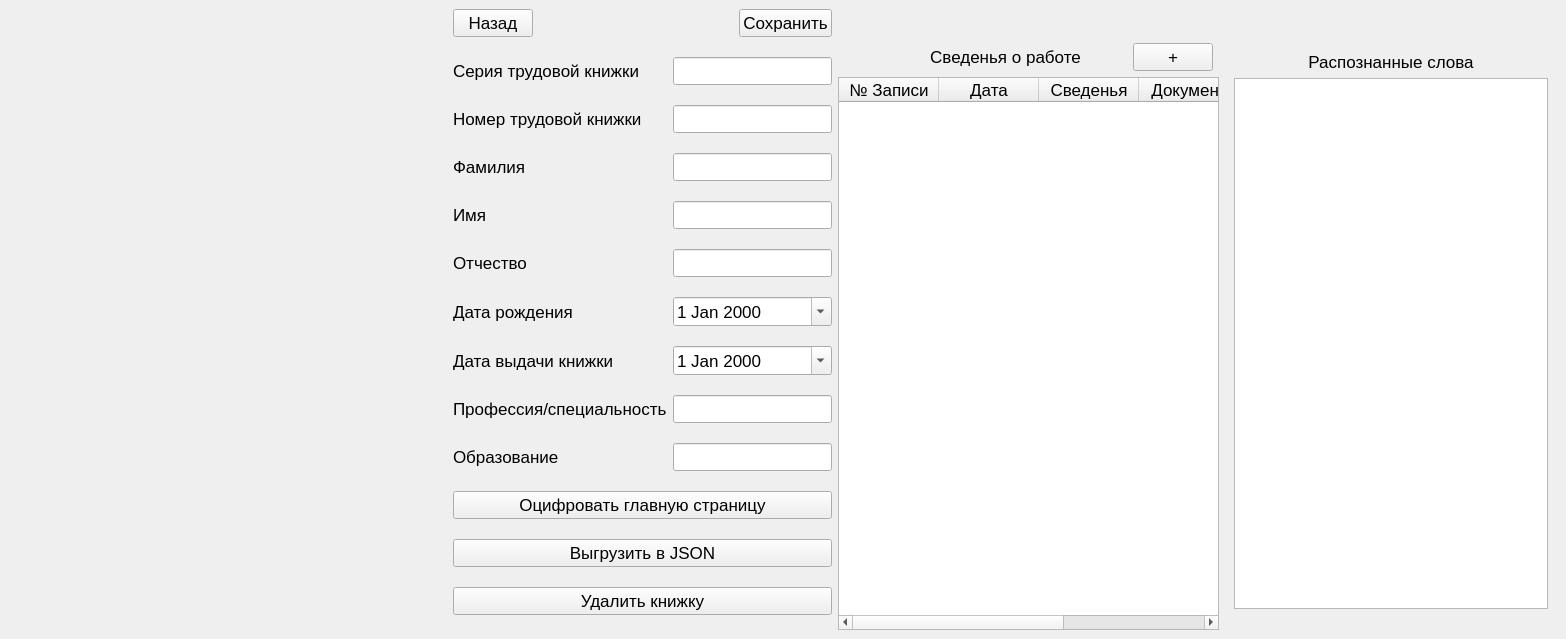
AndreiDuvakin/E-WorkRecord, file App/ui/AddCardWin.ui: the form before one commit.
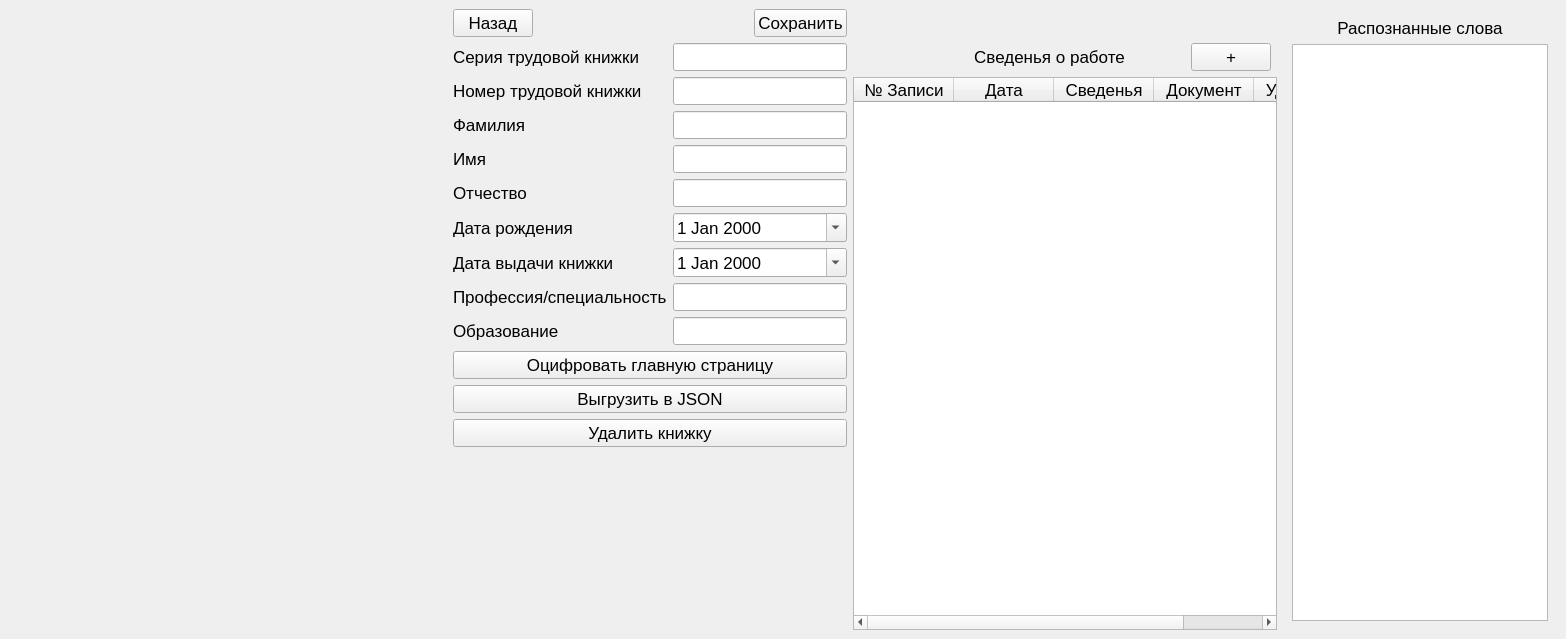
The form after the commit.

Commit message: сделал несколько вариантов парсинга

Patch:
```diff
--- a/App/ui/AddCardWin.ui
+++ b/App/ui/AddCardWin.ui
@@ -46,41 +46,26 @@
       </property>
      </spacer>
     </item>
-    <item row="1" column="1" rowspan="3">
-     <widget class="QWidget" name="widget" native="true">
-      <layout class="QGridLayout" name="gridLayout_4">
+    <item row="0" column="7" rowspan="5" colspan="2">
+     <widget class="QWidget" name="widget_2" native="true">
+      <layout class="QGridLayout" name="gridLayout_8">
        <item row="0" column="0">
-        <widget class="QLabel" name="label_11">
-         <property name="sizePolicy">
-          <sizepolicy hsizetype="Fixed" vsizetype="Fixed">
-           <horstretch>0</horstretch>
-           <verstretch>0</verstretch>
-          </sizepolicy>
-         </property>
-         <property name="minimumSize">
-          <size>
-           <width>400</width>
-           <height>222</height>
-          </size>
-         </property>
-         <property name="maximumSize">
-          <size>
-           <width>400</width>
-           <height>222</height>
-          </size>
-         </property>
+        <widget class="QLabel" name="label_12">
          <property name="text">
-          <string/>
+          <string>Распознанные слова</string>
          </property>
-         <property name="scaledContents">
-          <bool>true</bool>
+         <property name="alignment">
+          <set>Qt::AlignCenter</set>
          </property>
         </widget>
        </item>
+       <item row="1" column="0">
+        <widget class="QListWidget" name="listWidget"/>
+       </item>
       </layout>
      </widget>
     </item>
-    <item row="1" column="5" rowspan="3" colspan="2">
+    <item row="1" column="5" rowspan="4" colspan="2">
      <layout class="QGridLayout" name="gridLayout_3">
       <item row="0" column="0">
        <spacer name="horizontalSpacer">
@@ -169,25 +154,6 @@
       </item>
      </layout>
     </item>
-    <item row="1" column="7" colspan="2">
-     <widget class="QWidget" name="widget_2" native="true">
-      <layout class="QGridLayout" name="gridLayout_8">
-       <item row="0" column="0">
-        <widget class="QLabel" name="label_12">
-         <property name="text">
-          <string>Распознанные слова</string>
-         </property>
-         <property name="alignment">
-          <set>Qt::AlignCenter</set>
-         </property>
-        </widget>
-       </item>
-       <item row="1" column="0">
-        <widget class="QListWidget" name="listWidget"/>
-       </item>
-      </layout>
-     </widget>
-    </item>
     <item row="0" column="2">
      <widget class="QPushButton" name="pushButton">
       <property name="text">
@@ -208,7 +174,33 @@
       </property>
      </spacer>
     </item>
-    <item row="1" column="2" rowspan="3" colspan="3">
+    <item row="0" column="0" rowspan="5">
+     <spacer name="verticalSpacer">
+      <property name="orientation">
+       <enum>Qt::Vertical</enum>
+      </property>
+      <property name="sizeHint" stdset="0">
+       <size>
+        <width>20</width>
+        <height>40</height>
+       </size>
+      </property>
+     </spacer>
+    </item>
+    <item row="0" column="6">
+     <spacer name="horizontalSpacer_4">
+      <property name="orientation">
+       <enum>Qt::Horizontal</enum>
+      </property>
+      <property name="sizeHint" stdset="0">
+       <size>
+        <width>40</width>
+        <height>20</height>
+       </size>
+      </property>
+     </spacer>
+    </item>
+    <item row="1" column="2" rowspan="4" colspan="3">
      <layout class="QGridLayout" name="gridLayout_2">
       <item row="1" column="1" colspan="2">
        <widget class="QLineEdit" name="lineEdit_2"/>
@@ -290,6 +282,9 @@
         <property name="text">
          <string>Дата выдачи книжки</string>
         </property>
+        <property name="wordWrap">
+         <bool>true</bool>
+        </property>
        </widget>
       </item>
       <item row="10" column="0" colspan="3">
@@ -317,6 +312,9 @@
         <property name="text">
          <string>Номер трудовой книжки</string>
         </property>
+        <property name="wordWrap">
+         <bool>true</bool>
+        </property>
        </widget>
       </item>
       <item row="8" column="1" colspan="2">
@@ -335,59 +333,46 @@
         </property>
        </widget>
       </item>
+      <item row="12" column="0" colspan="3">
+       <widget class="QWidget" name="widget_3" native="true">
+        <layout class="QGridLayout" name="gridLayout_6"/>
+       </widget>
+      </item>
      </layout>
     </item>
-    <item row="0" column="0" rowspan="4">
-     <spacer name="verticalSpacer">
-      <property name="orientation">
-       <enum>Qt::Vertical</enum>
-      </property>
-      <property name="sizeHint" stdset="0">
-       <size>
-        <width>20</width>
-        <height>40</height>
-       </size>
-      </property>
-     </spacer>
-    </item>
-    <item row="0" column="8">
-     <spacer name="horizontalSpacer_8">
-      <property name="orientation">
-       <enum>Qt::Horizontal</enum>
-      </property>
-      <property name="sizeHint" stdset="0">
-       <size>
-        <width>40</width>
-        <height>20</height>
-       </size>
-      </property>
-     </spacer>
-    </item>
-    <item row="0" column="6">
-     <spacer name="horizontalSpacer_4">
-      <property name="orientation">
-       <enum>Qt::Horizontal</enum>
-      </property>
-      <property name="sizeHint" stdset="0">
-       <size>
-        <width>40</width>
-        <height>20</height>
-       </size>
-      </property>
-     </spacer>
-    </item>
-    <item row="0" column="7">
-     <spacer name="horizontalSpacer_7">
-      <property name="orientation">
-       <enum>Qt::Horizontal</enum>
-      </property>
-      <property name="sizeHint" stdset="0">
-       <size>
-        <width>40</width>
-        <height>20</height>
-       </size>
-      </property>
-     </spacer>
+    <item row="0" column="1" rowspan="5">
+     <widget class="QWidget" name="widget" native="true">
+      <layout class="QGridLayout" name="gridLayout_4">
+       <item row="0" column="0">
+        <widget class="QLabel" name="label_11">
+         <property name="sizePolicy">
+          <sizepolicy hsizetype="Fixed" vsizetype="Fixed">
+           <horstretch>0</horstretch>
+           <verstretch>0</verstretch>
+          </sizepolicy>
+         </property>
+         <property name="minimumSize">
+          <size>
+           <width>400</width>
+           <height>222</height>
+          </size>
+         </property>
+         <property name="maximumSize">
+          <size>
+           <width>400</width>
+           <height>222</height>
+          </size>
+         </property>
+         <property name="text">
+          <string/>
+         </property>
+         <property name="scaledContents">
+          <bool>true</bool>
+         </property>
+        </widget>
+       </item>
+      </layout>
+     </widget>
     </item>
    </layout>
   </widget>
```
The commit also changes 2 other files.
